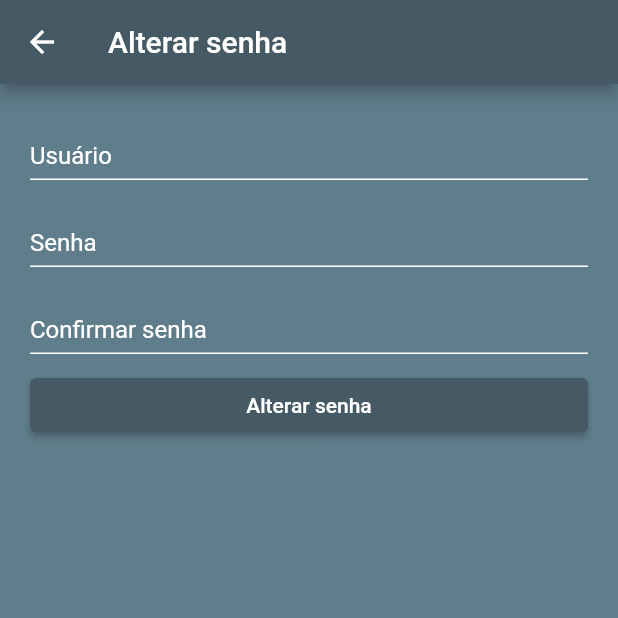
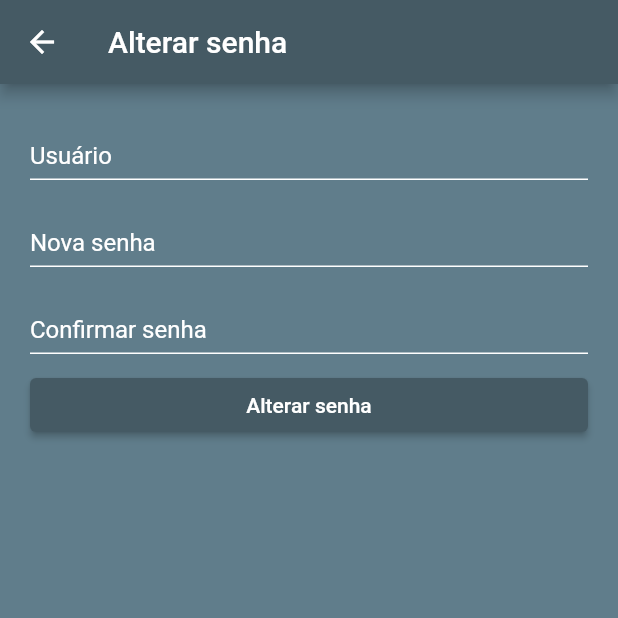
Before and after one commit to gabrielnuss/desafio_rand, a Flutter app: the EsqueciSenhaPage screen opened directly, on a phone screen of 412 x 824 dp, the top half of it. Run offline on Flutter 3.47's test engine with Material 2 defaults, Android fonts, the phone set to English and light mode, and no system bars; our stand-ins replace sqflite; accounts and stored records are empty.

Commit message:
corrigido bug na tela de esqueceu senha

```diff
--- a/app_cadastro/lib/custom_widgets/custom_drawer.dart
+++ b/app_cadastro/lib/custom_widgets/custom_drawer.dart
@@ -98,7 +98,9 @@ class _CustomDrawerState extends State<CustomDrawer> {
                         ],
                       ),
                     ),
-                    const Divider(),
+                    const Divider(
+                      height: 20,
+                    ),
                     InkWell(
                       onTap: () async {
                         setState(() {
--- a/app_cadastro/lib/pages/esqueci_senha_page.dart
+++ b/app_cadastro/lib/pages/esqueci_senha_page.dart
@@ -1,6 +1,5 @@
-import 'dart:io';
-
 import 'package:app_cadastro/model/user_model.dart';
+import 'package:app_cadastro/pages/login_page.dart';
 import 'package:app_cadastro/repositories/user_repository.dart';
 import 'package:app_cadastro/util/functions.dart';
 import 'package:flutter/material.dart';
@@ -17,6 +16,7 @@ class _EsqueciSenhaPageState extends State<EsqueciSenhaPage> {
   var senhaController = TextEditingController(text: "");
   var confirmarSenhaController = TextEditingController(text: "");
   var senhaFocusNode = FocusNode();
+  var confirmarSenhaFocusNode = FocusNode();
   late UserRepository userRepository;
   late User user;
   bool salvando = false;
@@ -32,6 +32,9 @@ class _EsqueciSenhaPageState extends State<EsqueciSenhaPage> {
       } else {
         user.setSenha(senhaController.text);
         userRepository.update(user);
+        showCustomSnackBar(context, "Senha atualizada com sucesso!");
+        Navigator.pushReplacement(
+            context, MaterialPageRoute(builder: (context) => LoginPage()));
       }
     }
   }
@@ -72,6 +75,7 @@ class _EsqueciSenhaPageState extends State<EsqueciSenhaPage> {
                     height: 10,
                   ),
                   TextField(
+                      obscureText: true,
                       focusNode: senhaFocusNode,
                       controller: senhaController,
                       textInputAction: TextInputAction.next,
@@ -80,15 +84,19 @@ class _EsqueciSenhaPageState extends State<EsqueciSenhaPage> {
                         enabledBorder: UnderlineInputBorder(
                             borderSide: BorderSide(color: Colors.white)),
                         contentPadding: EdgeInsets.only(top: 15),
-                      hintText: "Senha",
+                        hintText: "Nova senha",
                         hintStyle: TextStyle(color: Colors.white),
                       ),
-                  ),
+                      onEditingComplete: () {
+                        FocusScope.of(context)
+                            .requestFocus(confirmarSenhaFocusNode);
+                      }),
                   SizedBox(
                     height: 10,
                   ),
                   TextField(
-                    focusNode: senhaFocusNode,
+                    obscureText: true,
+                    focusNode: confirmarSenhaFocusNode,
                     controller: confirmarSenhaController,
                     textInputAction: TextInputAction.next,
                     style: const TextStyle(color: Colors.white),
```
Lines whose indentation alone changed are shown as unchanged.
